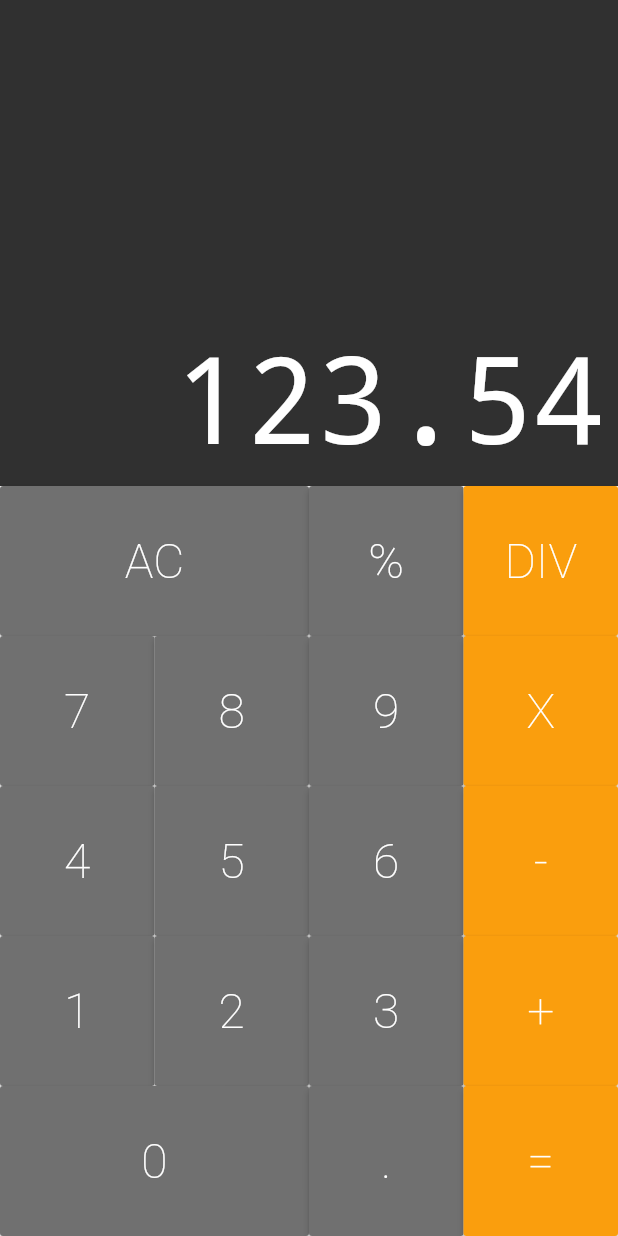
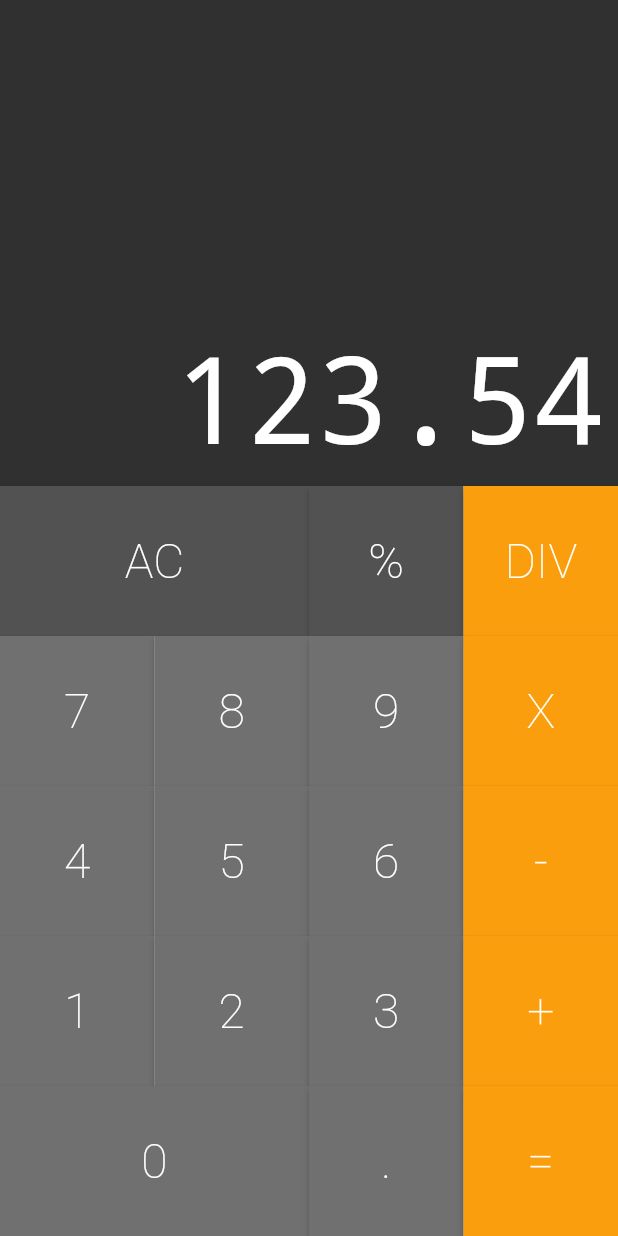
Before and after one commit to silv4b/calculadora-flutter, a Flutter app: the screen it shows after launch, on a phone screen of 412 x 824 dp. Run offline on Flutter 3.47's test engine with Material 2 defaults, Android fonts, the phone set to English and light mode, and no system bars; drawn by our look-alikes of auto_size_text.

```diff
--- a/lib/components/button.dart
+++ b/lib/components/button.dart
@@ -8,30 +8,29 @@ class Button extends StatelessWidget {
   final String text;
   final bool big;
   final Color color;
+  final void Function(String) cb; //callback dos botões
 
+  //construtor
+  Button({
     //componente requerido
-  Button({
     @required this.text,
     this.big = false,
     this.color = DEFAULT,
+    @required this.cb,
   });
 
   Button.big({
     @required this.text,
     this.big = true,
     this.color = DEFAULT,
+    @required this.cb,
   });
 
   Button.operation({
     @required this.text,
     this.big = false,
     this.color = OPERATION,
-  });
-
-  Button.dark({
-    @required this.text,
-    this.big = false,
-    this.color = DARK,
+    @required this.cb,
   });
 
   @override
@@ -48,8 +47,9 @@ class Button extends StatelessWidget {
               fontWeight: FontWeight.w200,
             ),
           ),
-        onPressed: () {},
-      ),
+          onPressed: () => cb(text),
+          shape: new RoundedRectangleBorder(
+              borderRadius: new BorderRadius.circular(0))),
     );
   }
 }
--- a/lib/components/keyboard.dart
+++ b/lib/components/keyboard.dart
@@ -3,6 +3,11 @@ import 'button_row.dart';
 import 'button.dart';
 
 class Keyboard extends StatelessWidget {
+  final void Function(String) cb;
+
+  //construtor
+  Keyboard(this.cb);
+
   @override
   Widget build(BuildContext context) {
     return Container(
@@ -10,32 +15,32 @@ class Keyboard extends StatelessWidget {
       child: Column(
         children: <Widget>[
           ButtonRow([
-            Button.big(text: 'AC'),
-            Button(text: '%'),
-            Button.operation(text: 'DIV'),
+            Button.big(text: 'AC', color: Button.DARK, cb: cb),
+            Button(text: '%', color: Button.DARK, cb: cb),
+            Button.operation(text: 'DIV', cb: cb),
           ]),
           ButtonRow([
-            Button(text: '7'),
-            Button(text: '8'),
-            Button(text: '9'),
-            Button.operation(text: 'X'),
+            Button(text: '7', cb: cb),
+            Button(text: '8', cb: cb),
+            Button(text: '9', cb: cb),
+            Button.operation(text: 'X', cb: cb),
           ]),
           ButtonRow([
-            Button(text: '4'),
-            Button(text: '5'),
-            Button(text: '6'),
-            Button.operation(text: '-'),
+            Button(text: '4', cb: cb),
+            Button(text: '5', cb: cb),
+            Button(text: '6', cb: cb),
+            Button.operation(text: '-', cb: cb),
           ]),
           ButtonRow([
-            Button(text: '1'),
-            Button(text: '2'),
-            Button(text: '3'),
-            Button.operation(text: '+'),
+            Button(text: '1', cb: cb),
+            Button(text: '2', cb: cb),
+            Button(text: '3', cb: cb),
+            Button.operation(text: '+', cb: cb),
           ]),
           ButtonRow([
-            Button.big(text: '0'),
-            Button(text: '.'),
-            Button.operation(text: '='),
+            Button.big(text: '0', cb: cb),
+            Button(text: '.', cb: cb),
+            Button.operation(text: '=', cb: cb),
           ])
         ],
       ),
--- a/lib/models/memory.dart
+++ b/lib/models/memory.dart
@@ -1 +1,7 @@
-class Memory {}
+class Memory {
+  String _value = '0';
+
+  String get value {
+    return _value;
+  }
+}
--- a/lib/screens/calculadora.dart
+++ b/lib/screens/calculadora.dart
@@ -1,9 +1,21 @@
 import 'package:calculadora/components/keyboard.dart';
+import 'package:calculadora/models/memory.dart';
 import 'package:flutter/material.dart';
 import '../components/display.dart';
 import '../components/keyboard.dart';
 
-class Calculadora extends StatelessWidget {
+class Calculadora extends StatefulWidget {
+  @override
+  _CalculadoraState createState() => _CalculadoraState();
+}
+
+class _CalculadoraState extends State<Calculadora> {
+  final Memory memory = Memory();
+
+  _onPressed(String text) {
+    print(text);
+  }
+
   @override
   Widget build(BuildContext context) {
     return MaterialApp(
@@ -12,7 +24,7 @@ class Calculadora extends StatelessWidget {
         children: <Widget>[
           //Text('Display'),
           Display('123.54'),
-          Keyboard(),
+          Keyboard(_onPressed),
         ],
       ),
     );
```
Also changed, not shown: 1 other file. Lines whose indentation alone changed are shown as unchanged.
